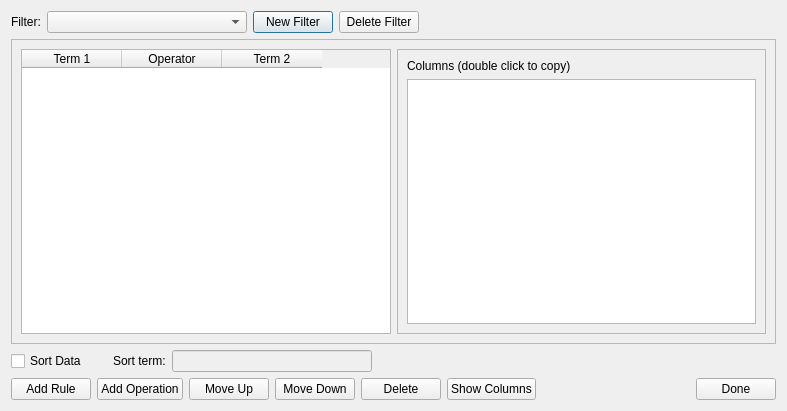
Before: the Qt Designer form foqus_lib/gui/flowsheet/dataFilterDialog_UI.ui in CCSI-Toolset/FOQUS, drawn with Qt 5.
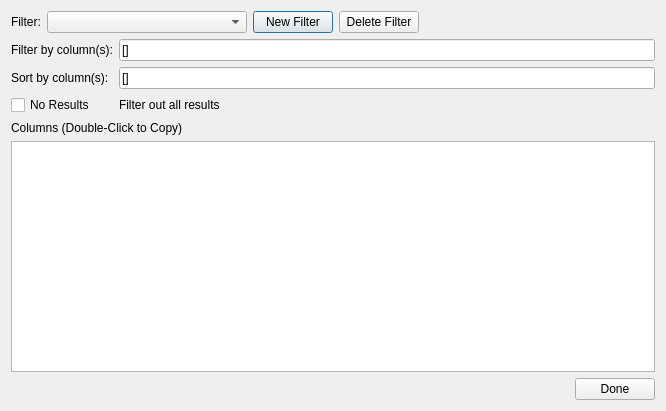
After: the same form once the commit is applied. Icons and pictures are not drawn.

Commit message: Modifying to do a simple filtering based on column values cast to bool.  This would then be used with calculated columns to do the filtering.

What changed in the file:
```diff
--- a/foqus_lib/gui/flowsheet/dataFilterDialog_UI.ui
+++ b/foqus_lib/gui/flowsheet/dataFilterDialog_UI.ui
@@ -6,7 +6,7 @@
    <rect>
     <x>0</x>
     <y>0</y>
-    <width>787</width>
+    <width>666</width>
     <height>411</height>
    </rect>
   </property>
@@ -19,7 +19,7 @@
   <property name="windowTitle">
    <string>Dialog</string>
   </property>
-  <layout class="QVBoxLayout" name="verticalLayout_2">
+  <layout class="QVBoxLayout" name="verticalLayout">
    <item>
     <layout class="QHBoxLayout" name="horizontalLayout">
      <item>
@@ -69,189 +69,63 @@
     </layout>
    </item>
    <item>
-    <widget class="QFrame" name="splitFrame">
-     <property name="frameShape">
-      <enum>QFrame::StyledPanel</enum>
-     </property>
-     <property name="frameShadow">
-      <enum>QFrame::Raised</enum>
-     </property>
-     <layout class="QHBoxLayout" name="horizontalLayout_5">
-      <item>
-       <widget class="QTableWidget" name="ruleTable">
-        <column>
-         <property name="text">
-          <string>Term 1</string>
-         </property>
-        </column>
-        <column>
-         <property name="text">
-          <string>Operator</string>
-         </property>
-        </column>
-        <column>
-         <property name="text">
-          <string>Term 2</string>
-         </property>
-        </column>
-       </widget>
-      </item>
-      <item>
-       <widget class="QFrame" name="TreeFrame">
-        <property name="frameShape">
-         <enum>QFrame::StyledPanel</enum>
-        </property>
-        <property name="frameShadow">
-         <enum>QFrame::Raised</enum>
-        </property>
-        <layout class="QVBoxLayout" name="verticalLayout">
-         <item>
-          <widget class="QLabel" name="label">
-           <property name="text">
-            <string>Columns (double click to copy)</string>
-           </property>
-          </widget>
-         </item>
-         <item>
-          <widget class="QListWidget" name="colList"/>
-         </item>
-        </layout>
-       </widget>
-      </item>
-     </layout>
-    </widget>
-   </item>
-   <item>
-    <layout class="QHBoxLayout" name="horizontalLayout_3">
-     <item>
-      <widget class="QCheckBox" name="sortCheck">
+    <layout class="QGridLayout" name="gridLayout">
+     <item row="3" column="0">
+      <widget class="QCheckBox" name="noResultsCheckBox">
        <property name="text">
-        <string>Sort Data</string>
+        <string>No Results</string>
        </property>
       </widget>
      </item>
-     <item>
-      <spacer name="horizontalSpacer_3">
-       <property name="orientation">
-        <enum>Qt::Horizontal</enum>
-       </property>
-       <property name="sizeType">
-        <enum>QSizePolicy::Fixed</enum>
-       </property>
-       <property name="sizeHint" stdset="0">
-        <size>
-         <width>20</width>
-         <height>20</height>
-        </size>
-       </property>
-      </spacer>
-     </item>
-     <item>
+     <item row="2" column="0">
       <widget class="QLabel" name="label_2">
        <property name="text">
-        <string>Sort term:</string>
+        <string>Sort by column(s):</string>
        </property>
-       <property name="buddy">
-        <cstring>sortTermEdit</cstring>
+      </widget>
+     </item>
+     <item row="0" column="0">
+      <widget class="QLabel" name="label_3">
+       <property name="text">
+        <string>Filter by column(s):</string>
        </property>
       </widget>
      </item>
-     <item>
+     <item row="0" column="2">
+      <widget class="QLineEdit" name="filterTermEdit">
+       <property name="text">
+        <string>[]</string>
+       </property>
+      </widget>
+     </item>
+     <item row="2" column="2">
       <widget class="QLineEdit" name="sortTermEdit">
-       <property name="enabled">
-        <bool>false</bool>
-       </property>
-       <property name="maximumSize">
-        <size>
-         <width>200</width>
-         <height>16777215</height>
-        </size>
+       <property name="text">
+        <string>[]</string>
        </property>
       </widget>
      </item>
-     <item>
-      <spacer name="horizontalSpacer_4">
-       <property name="orientation">
-        <enum>Qt::Horizontal</enum>
+     <item row="3" column="2">
+      <widget class="QLabel" name="label_4">
+       <property name="text">
+        <string>Filter out all results</string>
        </property>
-       <property name="sizeHint" stdset="0">
-        <size>
-         <width>40</width>
-         <height>20</height>
-        </size>
-       </property>
-      </spacer>
+      </widget>
      </item>
     </layout>
    </item>
+   <item>
+    <widget class="QLabel" name="label">
+     <property name="text">
+      <string>Columns (Double-Click to Copy)</string>
+     </property>
+    </widget>
+   </item>
+   <item>
+    <widget class="QListWidget" name="colList"/>
+   </item>
    <item>
     <layout class="QHBoxLayout" name="horizontalLayout_2">
-     <item>
-      <widget class="QPushButton" name="addRuleButton">
-       <property name="text">
-        <string>Add Rule</string>
-       </property>
-       <property name="icon">
-        <iconset resource="../icons.qrc">
-         <normaloff>:/icons/icons/add.svg</normaloff>:/icons/icons/add.svg</iconset>
-       </property>
-      </widget>
-     </item>
-     <item>
-      <widget class="QPushButton" name="addOpButton">
-       <property name="text">
-        <string>Add Operation</string>
-       </property>
-       <property name="icon">
-        <iconset resource="../icons.qrc">
-         <normaloff>:/icons/icons/add.svg</normaloff>:/icons/icons/add.svg</iconset>
-       </property>
-      </widget>
-     </item>
-     <item>
-      <widget class="QPushButton" name="muButton">
-       <property name="text">
-        <string>Move Up</string>
-       </property>
-       <property name="icon">
-        <iconset resource="../icons.qrc">
-         <normaloff>:/icons/icons/up.svg</normaloff>:/icons/icons/up.svg</iconset>
-       </property>
-      </widget>
-     </item>
-     <item>
-      <widget class="QPushButton" name="mdButton">
-       <property name="text">
-        <string>Move Down</string>
-       </property>
-       <property name="icon">
-        <iconset resource="../icons.qrc">
-         <normaloff>:/icons/icons/down.svg</normaloff>:/icons/icons/down.svg</iconset>
-       </property>
-      </widget>
-     </item>
-     <item>
-      <widget class="QPushButton" name="deleteButton">
-       <property name="text">
-        <string>Delete</string>
-       </property>
-       <property name="icon">
-        <iconset resource="../icons.qrc">
-         <normaloff>:/icons/icons/delete.svg</normaloff>:/icons/icons/delete.svg</iconset>
-       </property>
-      </widget>
-     </item>
-     <item>
-      <widget class="QPushButton" name="showColButton">
-       <property name="text">
-        <string>Show Columns</string>
-       </property>
-       <property name="icon">
-        <iconset resource="../icons.qrc">
-         <normaloff>:/icons/icons/search.svg</normaloff>:/icons/icons/search.svg</iconset>
-       </property>
-      </widget>
-     </item>
      <item>
       <spacer name="horizontalSpacer_2">
        <property name="orientation">
```
The commit also changes 2 other files.
